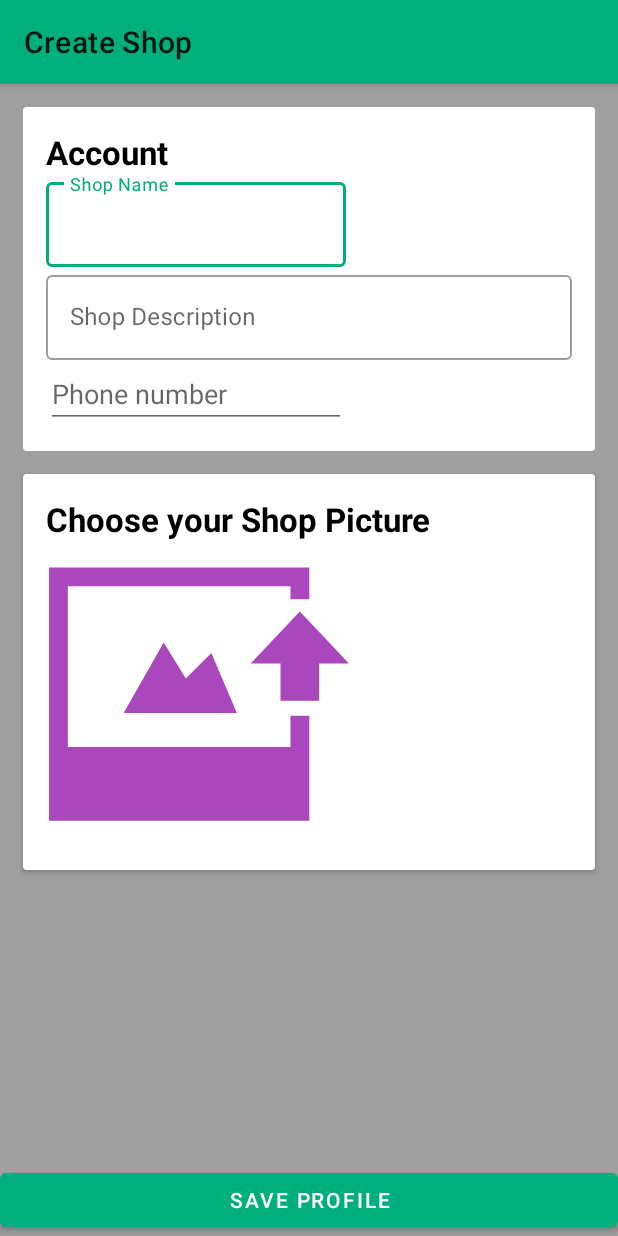
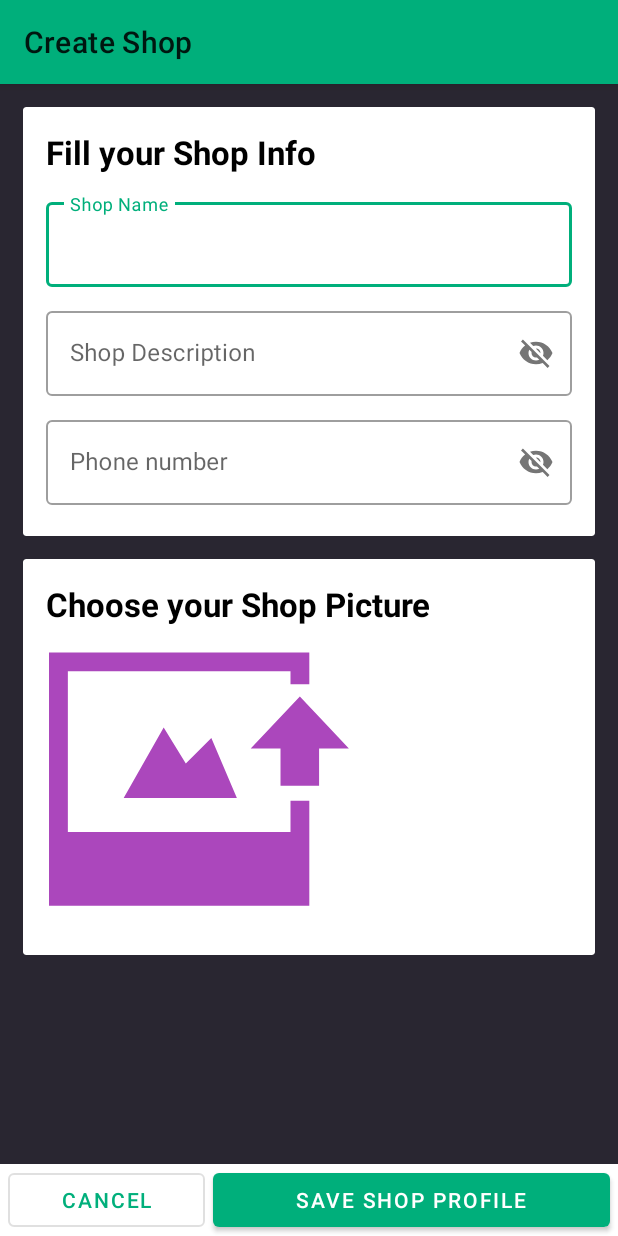
Before and after one commit to Manopphysics/MaShop, an Android app: the CreateShop screen opened directly, with no data from a screen before it, on a phone screen of 412 x 824 dp. Run offline under Robolectric (Android 15) with nearby library versions, the phone set to English and light mode, and no system bars; our stand-ins replace Firebase (no records; nobody signed in at launch, a user with empty details on screens opened directly); libraries missing offline, so code that uses them is left out: com.an.customfontview, com.theartofdev.edmodo; plain views replace CustomTextView; pictures from the network do not load.

Commit message:
Edit CreateShop UI + Change title in Manifest

```diff
--- a/app/src/main/res/layout/activity_create_shop.xml
+++ b/app/src/main/res/layout/activity_create_shop.xml
@@ -4,9 +4,22 @@
     xmlns:tools="http://schemas.android.com/tools"
     android:layout_width="match_parent"
     android:layout_height="match_parent"
-    android:background="@color/gray"
+    android:background="#757575"
     tools:context="com.example.manop.mashop.Shop.CreateShop"
-    tools:layout_editor_absoluteY="81dp">
+    tools:layout_editor_absoluteY="81dp"
+    android:clipChildren="false">
+
+    <androidx.core.widget.NestedScrollView
+        android:layout_width="match_parent"
+        android:layout_height="match_parent"
+        android:background="@color/bg_activity_detail"
+        android:layout_alignParentTop="true"
+        android:layout_centerHorizontal="true">
+        <RelativeLayout
+            android:layout_width="match_parent"
+            android:layout_height="match_parent">
+
+
             <androidx.cardview.widget.CardView
                 android:id="@+id/img_card"
                 android:layout_width="match_parent"
@@ -18,7 +31,7 @@
 
                 app:cardBackgroundColor="@android:color/white"
                 app:cardCornerRadius="2dp"
-        app:cardElevation="2dp"
+                app:cardElevation="0dp"
                 app:cardPreventCornerOverlap="false">
 
 
@@ -73,19 +86,22 @@
                     <com.an.customfontview.CustomTextView
                         android:layout_width="match_parent"
                         android:layout_height="wrap_content"
-                android:text="Account"
+                        android:text="Fill your Shop Info"
                         android:textColor="@color/black"
                         android:textSize="@dimen/font_xlarge"
-                android:textStyle="bold"/>
+                        android:textStyle="bold"
+                        android:layout_marginBottom="@dimen/padding_medium"/>
 
                     <com.google.android.material.textfield.TextInputLayout
                         android:layout_width="match_parent"
                         android:layout_height="wrap_content"
-                style="@style/Widget.MaterialComponents.TextInputLayout.OutlinedBox">
+                        style="@style/Widget.MaterialComponents.TextInputLayout.OutlinedBox"
+                        android:layout_marginTop="@dimen/padding_small"
+                        android:layout_marginBottom="@dimen/padding_small">
 
                         <com.google.android.material.textfield.TextInputEditText
                             android:id="@+id/shopname"
-                    android:layout_width="200dp"
+                            android:layout_width="match_parent"
                             android:layout_height="wrap_content"
                             android:hint="Shop Name" />
 
@@ -95,12 +111,15 @@
                     <com.google.android.material.textfield.TextInputLayout
                         android:layout_width="match_parent"
                         android:layout_height="wrap_content"
-                style="@style/Widget.MaterialComponents.TextInputLayout.OutlinedBox">
+                        style="@style/Widget.MaterialComponents.TextInputLayout.OutlinedBox"
+                        app:passwordToggleEnabled="true"
+                        android:layout_marginTop="@dimen/padding_small"
+                        android:layout_marginBottom="@dimen/padding_small">
                         <com.google.android.material.textfield.TextInputEditText
                             android:id="@+id/shopdesc"
                             android:layout_width="match_parent"
                             android:layout_height="wrap_content"
-                    android:hint="Shop Description"/>
+                            android:hint="Shop Description" />
                     </com.google.android.material.textfield.TextInputLayout>
 
                     <!--<TextView-->
@@ -118,23 +137,55 @@
                         <!--android:layout_height="wrap_content"-->
                         <!--android:text="Phone Number" />-->
 
-            <EditText
+                    <!--<EditText-->
+                        <!--android:id="@+id/phonenum"-->
+                        <!--android:layout_width="200dp"-->
+                        <!--android:layout_height="wrap_content"-->
+                        <!--android:hint="Phone number" />-->
+                    <com.google.android.material.textfield.TextInputLayout
+                        android:layout_width="match_parent"
+                        android:layout_height="wrap_content"
+                        style="@style/Widget.MaterialComponents.TextInputLayout.OutlinedBox"
+                        app:passwordToggleEnabled="true"
+                        android:layout_marginTop="@dimen/padding_small"
+                        android:layout_marginBottom="@dimen/padding_small">
+                        <com.google.android.material.textfield.TextInputEditText
                             android:id="@+id/phonenum"
-                android:layout_width="200dp"
+                            android:layout_width="match_parent"
                             android:layout_height="wrap_content"
-                android:hint="Phone number" />
+                            android:hint="Phone number"
+                            android:inputType="phone"/>
+                    </com.google.android.material.textfield.TextInputLayout>
                 </LinearLayout>
             </androidx.cardview.widget.CardView>
-
-
-    <com.google.android.material.button.MaterialButton
-        android:id="@+id/save_profile"
+        </RelativeLayout>
+    </androidx.core.widget.NestedScrollView>
+    <LinearLayout
+    android:id="@+id/buttonGroup"
     android:layout_width="match_parent"
     android:layout_height="wrap_content"
     android:layout_alignParentBottom="true"
     android:layout_centerHorizontal="true"
+    android:weightSum="3"
+    android:orientation="horizontal"
+    android:background="@color/white">
+    <com.google.android.material.button.MaterialButton
+        android:id="@+id/cancel_action_profile"
+        android:layout_width="wrap_content"
+        android:layout_height="wrap_content"
+        style="@style/Widget.MaterialComponents.Button.OutlinedButton"
+        android:text="Cancel"
+        android:layout_weight="1"
+        android:layout_marginStart="@dimen/padding_small"
+        android:layout_marginEnd="@dimen/padding_small"/>
+    <com.google.android.material.button.MaterialButton
+        android:id="@+id/save_profile"
+        android:layout_width="wrap_content"
+        android:layout_height="wrap_content"
         style="@style/Widget.MaterialComponents.Button"
-        android:text="Save Profile" />
-
+        android:text="Save Shop Profile"
+        android:layout_weight="2"
+        android:layout_marginEnd="@dimen/padding_small"/>
+</LinearLayout>
 
 </RelativeLayout>
```
Lines whose indentation alone changed are shown as unchanged.
